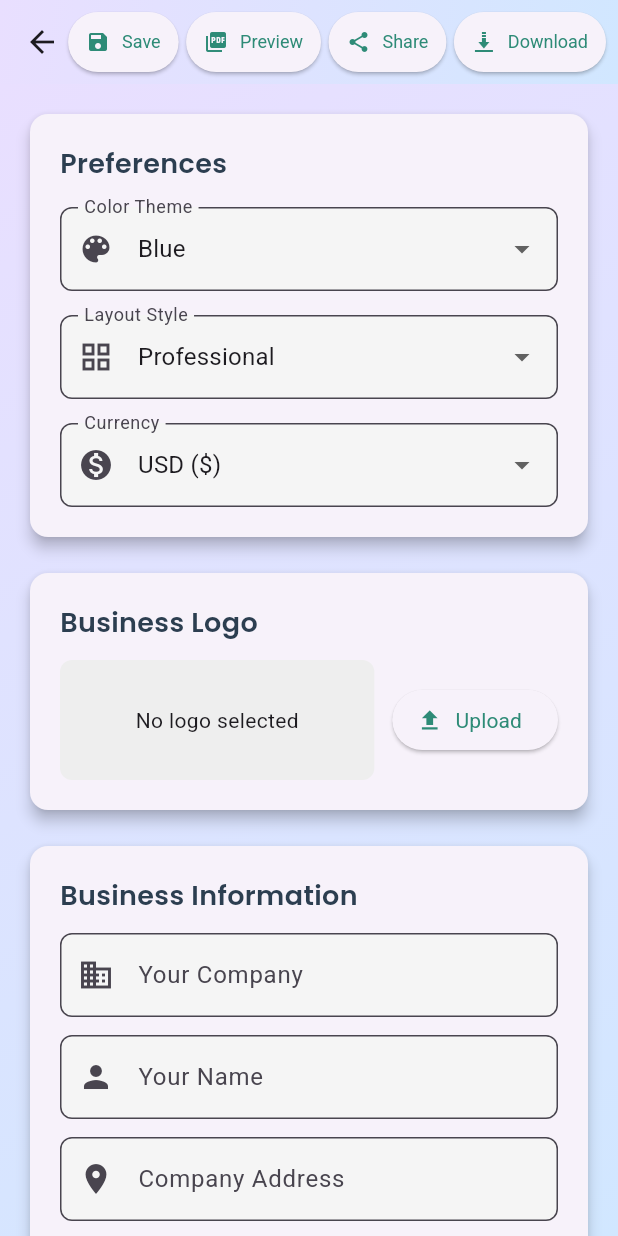
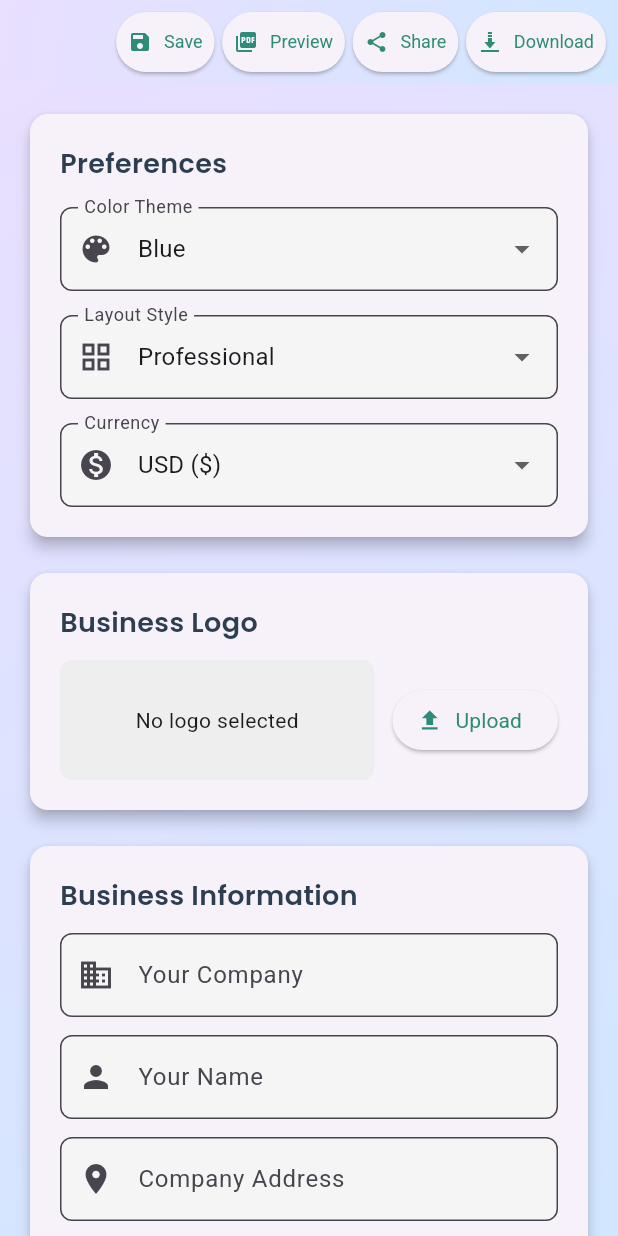
Before and after one commit to Jaivik22/invoice_generator, a Flutter app: the screen it shows after launch, after a tap on "Create Invoice Now", on a phone screen of 412 x 824 dp. Run offline on Flutter 3.47's test engine with Material 3 defaults, Android fonts, the phone set to English and light mode, and no system bars; our stand-ins replace animate_do, connectivity_plus, firebase_remote_config, get, google_fonts, google_mobile_ads and 9 more; accounts and stored records are empty.

Commit message:
Fixed issues in ads

```diff
--- a/lib/screens/home_page.dart
+++ b/lib/screens/home_page.dart
@@ -135,13 +135,16 @@
               duration: const Duration(milliseconds: 500),
               child: ElevatedButton(
                 onPressed: () {
-                  // Navigator.push(
-                  //   context,
-                  //   MaterialPageRoute(
-                  //     builder: (context) => const InvoiceHomePage(invoiceKey: null),
-                  //   ),
-                  // );
-                  adController.showOrLoadInterstitialAd(context);
+                  Navigator.push(
+                    context,
+                    MaterialPageRoute(
+                      builder: (context) => const InvoiceHomePage(
+                        invoiceKey: "yourKeyHere",
+                        showInterstitialOnLoad: true,
+                      ),
+                    ),
+                  );
+                  // adController.showOrLoadInterstitialAd(context);
                 },
                 style: ElevatedButton.styleFrom(
                   backgroundColor: const Color(0xFF349D78),
@@ -222,9 +225,13 @@
                             Navigator.push(
                               context,
                               MaterialPageRoute(
-                                builder: (context) => const InvoiceHomePage(invoiceKey: null),
+                                builder: (context) => const InvoiceHomePage(
+                                  invoiceKey: "yourKeyHere",
+                                  showInterstitialOnLoad: true,
+                                ),
                               ),
                             );
+
                           },
                           style: ElevatedButton.styleFrom(
                             backgroundColor: const Color(0xFF349D78),
@@ -296,7 +303,10 @@
                             Navigator.push(
                               context,
                               MaterialPageRoute(
-                                builder: (context) => InvoiceHomePage(invoiceKey: key),
+                                builder: (context) => const InvoiceHomePage(
+                                  invoiceKey: "yourKeyHere",
+                                  showInterstitialOnLoad: true,
+                                ),
                               ),
                             );
                           },
@@ -326,7 +336,7 @@
               ),
             ),
             const SizedBox(height: 4),
-            Obx(() => adController.getBannerAdWidget()),
+            Obx(() => adController.getBannerAdWidget1()),
           ],
         ),
       ),
--- a/lib/screens/invoice_generator_app.dart
+++ b/lib/screens/invoice_generator_app.dart
@@ -37,7 +37,7 @@
       debugShowCheckedModeBanner: false,
       theme: ThemeData(
         primarySwatch: Colors.blue,
-        cardTheme: CardTheme(
+        cardTheme: CardThemeData(
           elevation: 4,
           shape: RoundedRectangleBorder(
             borderRadius: BorderRadius.circular(12),
@@ -57,7 +57,8 @@
 
 class InvoiceHomePage extends StatefulWidget {
   final String? invoiceKey; // Add invoiceKey parameter
-  const InvoiceHomePage({super.key, this.invoiceKey});
+  final bool showInterstitialOnLoad;
+  const InvoiceHomePage({super.key, this.invoiceKey,    this.showInterstitialOnLoad = false,});
 
   @override
   _InvoiceHomePageState createState() => _InvoiceHomePageState();
@@ -66,6 +67,7 @@
 class _InvoiceHomePageState extends State<InvoiceHomePage> with WidgetsBindingObserver{
 
   final AdController adController = Get.put(AdController());
+  bool _adFinished = false;
 
   final _formKey = GlobalKey<FormState>();
   String _selectedColor = 'Blue';
@@ -151,6 +153,21 @@
   void initState() {
     super.initState();
     // Initialize item controllers for the default item
+
+    if (widget.showInterstitialOnLoad) {
+      WidgetsBinding.instance.addPostFrameCallback((_) {
+        adController.showOrLoadInterstitialAd(
+          context,
+          onAdFinished: () {
+            setState(() {
+              _adFinished = true;
+            });
+          },
+        );
+      });
+    } else {
+      _adFinished = true;
+    }
     _itemControllers.add({
       'description': TextEditingController(),
       'quantity': TextEditingController(),
@@ -1184,9 +1201,15 @@
 
   @override
   Widget build(BuildContext context) {
+    if (!_adFinished) {
+      return Scaffold(
+        body: Center(child: CircularProgressIndicator()),
+      );
+    }
     return Scaffold(
-      bottomNavigationBar: Container(child:  Obx(() => adController.getBannerAdWidget()),),
+      // bottomNavigationBar: Container(child:  Obx(() => adController.getBannerAdWidget2()),),
       appBar: AppBar(
+        automaticallyImplyLeading: false, // 👈 removes the back button
         title: const Text(''),
         centerTitle: true,
         actions: [
@@ -1219,7 +1242,7 @@
                   label: const Text('Save',style: TextStyle(color: Color(0xFF2E8B77)),),
                   style: ElevatedButton.styleFrom(
                     padding: const EdgeInsets.symmetric(
-                      horizontal: 12,
+                      horizontal: 8,
                       vertical: 8,
                     ),
                     textStyle: const TextStyle(fontSize: 12),
@@ -1243,7 +1266,7 @@
                   label: const Text('Preview',style: TextStyle(color: Color(0xFF2E8B77)),),
                   style: ElevatedButton.styleFrom(
                     padding: const EdgeInsets.symmetric(
-                      horizontal: 12,
+                      horizontal: 8,
                       vertical: 8,
                     ),
                     textStyle: const TextStyle(fontSize: 12),
@@ -1266,7 +1289,7 @@
                   label: const Text('Share',style: TextStyle(color: Color(0xFF2E8B77)),),
                   style: ElevatedButton.styleFrom(
                     padding: const EdgeInsets.symmetric(
-                      horizontal: 12,
+                      horizontal: 8,
                       vertical: 8,
                     ),
                     textStyle: const TextStyle(fontSize: 12),
@@ -1301,7 +1324,7 @@
                   ),
                   style: ElevatedButton.styleFrom(
                     padding: const EdgeInsets.symmetric(
-                      horizontal: 12,
+                      horizontal: 8,
                       vertical: 8,
                     ),
                     textStyle: const TextStyle(fontSize: 12),
@@ -1624,6 +1647,7 @@
                     ),
                   ),
                 ),
+                Obx(() => adController.getBannerAdWidget2()),
 
                 // Invoice Details
                 const SizedBox(height: 16),
--- a/lib/services/Admob_service.dart
+++ b/lib/services/Admob_service.dart
@@ -78,26 +78,30 @@
   StreamSubscription? _connectivitySubscription;
 
   Future<void> initialize() async {
-    preloadInterstitialAd();
+    final prefs = await SharedPreferences.getInstance();
+    int launchCount = prefs.getInt('launch_count') ?? 0;
 
-    final prefs = await SharedPreferences.getInstance();
-    final isFirstLaunch = prefs.getBool('is_first_launch') ?? true;
+    launchCount += 1;
+    await prefs.setInt('launch_count', launchCount);
 
-    if (isFirstLaunch) {
-      await prefs.setBool('is_first_launch', false);
-      print("First launch detected — skipping ad preload.");
+    print("Launch count: $launchCount");
+
+    if (launchCount <= 2) {
+      print("Skipping ads — first or second launch.");
       return;
     }
 
-    // check internet status first
+    // Now proceed with ad logic
     final connectivity = await Connectivity().checkConnectivity();
     if (connectivity == ConnectivityResult.none) {
       print("No internet connection — waiting for internet to load ads.");
       listenForInternetAndLoadAds();
     } else {
-      await initializeAds();
+      await initializeAds(); // <- inside this you can call preloadInterstitialAd()
     }
   }
+
+
 
   Future<void> initializeAds() async {
     await AdUnits.loadFromRemoteConfig();
@@ -105,7 +109,8 @@
     preloadInterstitialAd();
     preloadRewardedAd();
     preloadNativeAd();
-    preloadBannerAd();
+    preloadBannerAd1();
+    preloadBannerAd2();
   }
 
   void listenForInternetAndLoadAds() {
@@ -119,19 +124,20 @@
   }
 
   void preloadInterstitialAd() {
-    final adUnitId = AdUnits.interstitial;
     if (isAdLoading.value || isAdLoaded.value) return;
+
     isAdLoading.value = true;
+
     InterstitialAd.load(
-      adUnitId: adUnitId,
+      adUnitId: AdUnits.interstitial,
       request: const AdRequest(),
       adLoadCallback: InterstitialAdLoadCallback(
         onAdLoaded: (InterstitialAd ad) {
           _interstitialAd = ad;
           isAdLoaded.value = true;
           isAdLoading.value = false;
-          _interstitialAd
-              ?.fullScreenContentCallback = FullScreenContentCallback(
+
+          ad.fullScreenContentCallback = FullScreenContentCallback(
             onAdDismissedFullScreenContent: (ad) {
               ad.dispose();
               isAdLoaded.value = false;
@@ -146,48 +152,50 @@
         },
         onAdFailedToLoad: (LoadAdError error) {
           isAdLoading.value = false;
+          isAdLoaded.value = false;
         },
       ),
     );
   }
 
-  void showOrLoadInterstitialAd(BuildContext context) {
-    final adUnitId = AdUnits.interstitial;
-
-    void goToNextPage() {
-      Navigator.push(
-        context,
-        MaterialPageRoute(
-          builder: (context) => const InvoiceHomePage(invoiceKey: null),
-        ),
-      );
+  Future<bool> canShowAds() async {
+    final prefs = await SharedPreferences.getInstance();
+    int launchCount = prefs.getInt('launch_count') ?? 0;
+    return launchCount > 2;
   }
 
+  Future<void> showOrLoadInterstitialAd(BuildContext context, {required VoidCallback onAdFinished}) async {
+    if (!await canShowAds()) {
+    print("Skipping interstitial ad due to launch count");
+    // Directly continue your navigation or flow here since ad skipped
+    onAdFinished();
+    return;
+    }
     if (isAdLoaded.value && _interstitialAd != null) {
+      try {
         _interstitialAd!.fullScreenContentCallback = FullScreenContentCallback(
           onAdDismissedFullScreenContent: (ad) {
             ad.dispose();
             isAdLoaded.value = false;
             preloadInterstitialAd();
-          goToNextPage();
+            onAdFinished();
           },
           onAdFailedToShowFullScreenContent: (ad, error) {
             ad.dispose();
             isAdLoaded.value = false;
             preloadInterstitialAd();
-          goToNextPage();
+            onAdFinished();
           },
         );
-
         _interstitialAd!.show();
+        isAdLoaded.value = false;
+        _interstitialAd = null;
+      } catch (e) {
+        onAdFinished();
+      }
     } else {
-      if (Get.context == null) {
-        debugPrint('Cannot show dialog: no context available');
-        goToNextPage(); // fallback if no context
-        return;
-      }
-
-      Get.generalDialog(
+      showGeneralDialog(
+        context: context,
         barrierDismissible: false,
         barrierLabel: "Loading",
         pageBuilder: (context, animation, secondaryAnimation) {
@@ -196,13 +204,10 @@
             body: Center(
               child: Column(
                 mainAxisSize: MainAxisSize.min,
-                children: [
+                children: const [
                   CircularProgressIndicator(color: Colors.white),
                   SizedBox(height: 16),
-                  Text(
-                    "Loading Interstitial Ad...",
-                    style: TextStyle(color: Colors.white),
-                  ),
+                  Text("Loading Interstitial Ad...", style: TextStyle(color: Colors.white)),
                 ],
               ),
             ),
@@ -210,38 +215,35 @@
         },
       );
 
-      isAdLoading.value = true;
-
       InterstitialAd.load(
-        adUnitId: adUnitId,
+        adUnitId: AdUnits.interstitial,
         request: const AdRequest(),
         adLoadCallback: InterstitialAdLoadCallback(
           onAdLoaded: (InterstitialAd ad) {
-            Get.back();
+            Navigator.of(context, rootNavigator: true).pop();
 
             ad.fullScreenContentCallback = FullScreenContentCallback(
               onAdDismissedFullScreenContent: (ad) {
                 ad.dispose();
-                isAdLoaded.value = false;
                 preloadInterstitialAd();
-                goToNextPage();
+                onAdFinished();
               },
               onAdFailedToShowFullScreenContent: (ad, error) {
                 ad.dispose();
-                isAdLoaded.value = false;
                 preloadInterstitialAd();
-                goToNextPage();
+                onAdFinished();
               },
             );
 
+            try {
               ad.show();
-            isAdLoaded.value = false;
-            isAdLoading.value = false;
+            } catch (e) {
+              onAdFinished();
+            }
           },
           onAdFailedToLoad: (LoadAdError error) {
-            Get.back();
-            isAdLoading.value = false;
-            goToNextPage();
+            Navigator.of(context, rootNavigator: true).pop();
+            onAdFinished();
           },
         ),
       );
@@ -397,55 +399,79 @@
 
 
   final RxBool isBannerLoading = false.obs;
-  final RxBool isBannerLoaded = false.obs;
-  BannerAd? _bannerAd;
+  final RxBool isBanner1Loaded = false.obs;
+  final RxBool isBanner2Loaded = false.obs;
+  BannerAd? _bannerAd1;
+  BannerAd? _bannerAd2;
 
-  void preloadBannerAd({int retryCount = 0, int maxRetries = 3}) {
-    final adUnitId = AdUnits.banner;
-    if (isBannerLoading.value || isBannerLoaded.value || retryCount >= maxRetries) return;
-    isBannerLoading.value = true;
-    _bannerAd = BannerAd(
-      adUnitId: adUnitId,
+
+  void preloadBannerAd1() {
+    if (isBanner1Loaded.value) return;
+
+    _bannerAd1 = BannerAd(
+      adUnitId: AdUnits.banner,
       size: AdSize.banner,
       request: const AdRequest(),
       listener: BannerAdListener(
-        onAdLoaded: (Ad ad) {
-          print('Banner Ad loaded');
-          isBannerLoaded.value = true;
-          isBannerLoading.value = false;
+        onAdLoaded: (Ad ad) => isBanner1Loaded.value = true,
+        onAdFailedToLoad: (Ad ad, LoadAdError error) {
+          ad.dispose();
+          isBanner1Loaded.value = false;
         },
-        onAdFailedToLoad: (Ad ad, LoadAdError error) {
-          print('Banner Ad failed to load: ${error.code} - ${error.message}');
-          ad.dispose();
-          isBannerLoading.value = false;
-          Future.delayed(Duration(seconds: 5), () {
-            preloadBannerAd(retryCount: retryCount + 1);
-          });
-        },
-        onAdOpened: (Ad ad) => print('Banner Ad opened'),
-        onAdImpression: (Ad ad) => print('Banner Ad impression'),
       ),
     )..load();
   }
 
-  Widget getBannerAdWidget() {
-    if (isBannerLoaded.value && _bannerAd != null) {
+  void preloadBannerAd2() {
+    if (isBanner2Loaded.value) return;
+
+    _bannerAd2 = BannerAd(
+      adUnitId: AdUnits.banner,
+      size: AdSize.banner,
+      request: const AdRequest(),
+      listener: BannerAdListener(
+        onAdLoaded: (Ad ad) => isBanner2Loaded.value = true,
+        onAdFailedToLoad: (Ad ad, LoadAdError error) {
+          ad.dispose();
+          isBanner2Loaded.value = false;
+        },
+      ),
+    )..load();
+  }
+
+
+  Widget getBannerAdWidget1() {
+    if (isBanner1Loaded.value && _bannerAd1 != null) {
       return Container(
         alignment: Alignment.center,
-        width: _bannerAd!.size.width.toDouble(),
-        height: _bannerAd!.size.height.toDouble(),
-        child: AdWidget(ad: _bannerAd!),
+        width: _bannerAd1!.size.width.toDouble(),
+        height: _bannerAd1!.size.height.toDouble(),
+        child: AdWidget(ad: _bannerAd1!),
       );
     }
     return SizedBox.shrink();
   }
+
+  Widget getBannerAdWidget2() {
+    if (isBanner2Loaded.value && _bannerAd2 != null) {
+      return Container(
+        alignment: Alignment.center,
+        width: _bannerAd2!.size.width.toDouble(),
+        height: _bannerAd2!.size.height.toDouble(),
+        child: AdWidget(ad: _bannerAd2!),
+      );
+    }
+    return SizedBox.shrink();
+  }
+
 
   @override
   void onClose() {
     _interstitialAd?.dispose();
     _rewardedAd?.dispose();
     _nativeAd?.dispose();
-    _bannerAd?.dispose(); // Added banner ad disposal
+    _bannerAd1?.dispose(); // Added banner ad disposal
+    _bannerAd2?.dispose(); // Added banner ad disposal
     _connectivitySubscription?.cancel();
     super.onClose();
   }
```
Also changed, not shown: pubspec.lock, 1 other file. Lines whose indentation alone changed are shown as unchanged.
